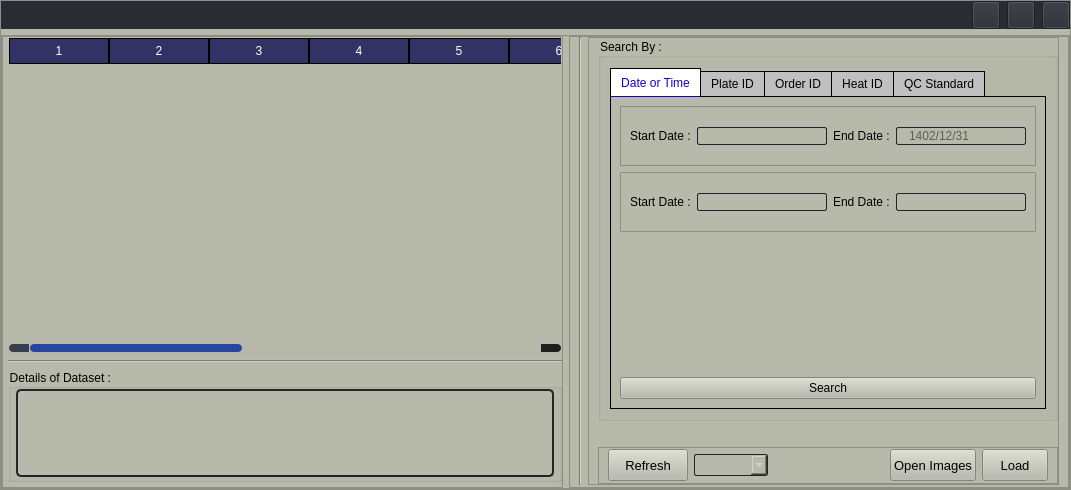
The window that Sheet_loader_win/data_loader.ui (DORSA-co/trainApp_oxin) describes before a commit, drawn with Qt 5.
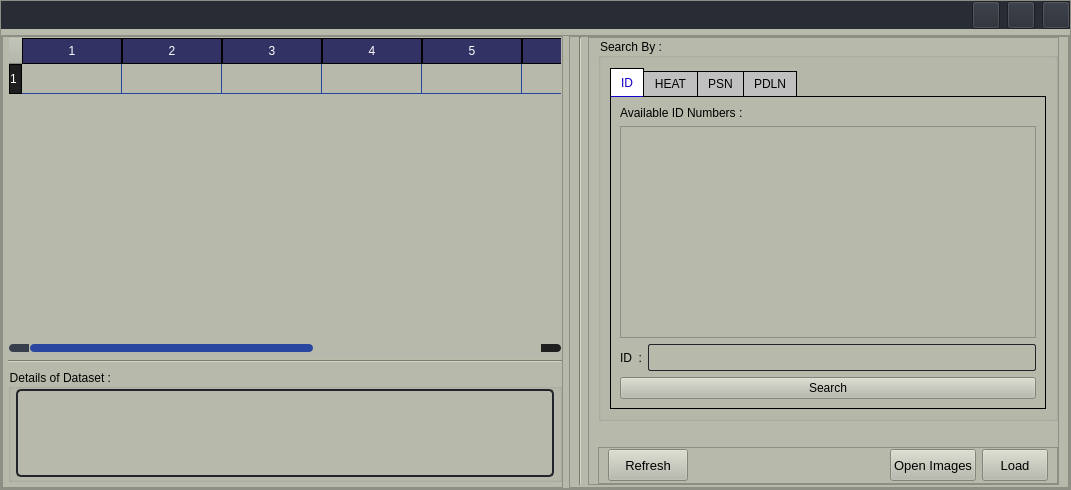
The same window after the commit. Icons and pictures are not drawn.

Diff of the .ui file:
```diff
--- a/Sheet_loader_win/data_loader.ui
+++ b/Sheet_loader_win/data_loader.ui
@@ -826,14 +826,15 @@
                 <bool>false</bool>
                </property>
                <property name="sortingEnabled">
-                <bool>false</bool>
+                <bool>true</bool>
                </property>
                <property name="rowCount">
-                <number>0</number>
+                <number>1</number>
                </property>
                <property name="columnCount">
-                <number>12</number>
+                <number>9</number>
                </property>
+               <row/>
                <column>
                 <property name="text">
                  <string>1</string>
@@ -851,9 +852,6 @@
                <column/>
                <column/>
                <column/>
-               <column/>
-               <column/>
-               <column/>
               </widget>
              </item>
              <item>
@@ -1071,131 +1069,9 @@
                      <property name="currentIndex">
                       <number>0</number>
                      </property>
-                     <widget class="QWidget" name="date_page">
-                      <attribute name="title">
-                       <string>Date or Time</string>
-                      </attribute>
-                      <layout class="QVBoxLayout" name="verticalLayout_9">
-                       <item>
-                        <widget class="QFrame" name="frame_8">
-                         <property name="minimumSize">
-                          <size>
-                           <width>0</width>
-                           <height>60</height>
-                          </size>
-                         </property>
-                         <property name="maximumSize">
-                          <size>
-                           <width>16777215</width>
-                           <height>60</height>
-                          </size>
-                         </property>
-                         <property name="frameShape">
-                          <enum>QFrame::StyledPanel</enum>
-                         </property>
-                         <property name="frameShadow">
-                          <enum>QFrame::Raised</enum>
-                         </property>
-                         <layout class="QHBoxLayout" name="horizontalLayout_7">
-                          <item>
-                           <widget class="QLabel" name="label_3">
-                            <property name="text">
-                             <string>Start Date :</string>
-                            </property>
-                           </widget>
-                          </item>
-                          <item>
-                           <widget class="QLineEdit" name="coil_start_date"/>
-                          </item>
-                          <item>
-                           <widget class="QLabel" name="label">
-                            <property name="text">
-                             <string>End Date :</string>
-                            </property>
-                           </widget>
-                          </item>
-                          <item>
-                           <widget class="QLineEdit" name="coil_end_date">
-                            <property name="placeholderText">
-                             <string>1402/12/31</string>
-                            </property>
-                           </widget>
-                          </item>
-                         </layout>
-                        </widget>
-                       </item>
-                       <item>
-                        <widget class="QFrame" name="frame_9">
-                         <property name="minimumSize">
-                          <size>
-                           <width>0</width>
-                           <height>60</height>
-                          </size>
-                         </property>
-                         <property name="maximumSize">
-                          <size>
-                           <width>16777215</width>
-                           <height>60</height>
-                          </size>
-                         </property>
-                         <property name="frameShape">
-                          <enum>QFrame::StyledPanel</enum>
-                         </property>
-                         <property name="frameShadow">
-                          <enum>QFrame::Raised</enum>
-                         </property>
-                         <layout class="QHBoxLayout" name="horizontalLayout_8">
-                          <item>
-                           <widget class="QLabel" name="label_10">
-                            <property name="text">
-                             <string>Start Date :</string>
-                            </property>
-                           </widget>
-                          </item>
-                          <item>
-                           <widget class="QLineEdit" name="coil_start_time"/>
-                          </item>
-                          <item>
-                           <widget class="QLabel" name="label_11">
-                            <property name="text">
-                             <string>End Date :</string>
-                            </property>
-                           </widget>
-                          </item>
-                          <item>
-                           <widget class="QLineEdit" name="coil_end_time"/>
-                          </item>
-                         </layout>
-                        </widget>
-                       </item>
-                       <item>
-                        <spacer name="verticalSpacer">
-                         <property name="orientation">
-                          <enum>Qt::Vertical</enum>
-                         </property>
-                         <property name="sizeHint" stdset="0">
-                          <size>
-                           <width>20</width>
-                           <height>40</height>
-                          </size>
-                         </property>
-                        </spacer>
-                       </item>
-                       <item>
-                        <widget class="QPushButton" name="btn_date_search">
-                         <property name="cursor">
-                          <cursorShape>PointingHandCursor</cursorShape>
-                         </property>
-                         <property name="text">
-                          <string>Search</string>
-                         </property>
-                        </widget>
-                       </item>
-                      </layout>
-                     </widget>
                      <widget class="QWidget" name="id_page">
                       <attribute name="title">
-                       <string>Plate ID</string>
+                       <string>ID</string>
                       </attribute>
                       <layout class="QVBoxLayout" name="verticalLayout_5">
                        <item>
@@ -1213,7 +1089,7 @@
                          <item>
                           <widget class="QLabel" name="label_12">
                            <property name="text">
-                            <string>ID:</string>
+                            <string>ID  :</string>
                            </property>
                           </widget>
                          </item>
@@ -1222,7 +1098,7 @@
                            <property name="minimumSize">
                             <size>
                              <width>150</width>
-                             <height>5</height>
+                             <height>27</height>
                             </size>
                            </property>
                           </widget>
@@ -1243,7 +1119,7 @@
                      </widget>
                      <widget class="QWidget" name="order_page">
                       <attribute name="title">
-                       <string>Order ID</string>
+                       <string>HEAT</string>
                       </attribute>
                       <attribute name="toolTip">
                        <string>heat number</string>
@@ -1294,7 +1170,7 @@
                      </widget>
                      <widget class="QWidget" name="heat_page">
                       <attribute name="title">
-                       <string>Heat ID</string>
+                       <string>PSN</string>
                       </attribute>
                       <attribute name="toolTip">
                        <string>Product Schedule Number</string>
@@ -1345,7 +1221,7 @@
                      </widget>
                      <widget class="QWidget" name="qc_page">
                       <attribute name="title">
-                       <string>QC Standard</string>
+                       <string>PDLN</string>
                       </attribute>
                       <attribute name="toolTip">
                        <string>Product Drift Line Number</string>
@@ -1467,13 +1343,6 @@
                      </property>
                     </widget>
                    </item>
-                   <item>
-                    <widget class="QComboBox" name="comboBox_date_type">
-                     <property name="enabled">
-                      <bool>false</bool>
-                     </property>
-                    </widget>
-                   </item>
                    <item>
                     <spacer name="horizontalSpacer_2">
                      <property name="orientation">
```
Left out of the diff: 38 changed lines with no effect on the pictures.
